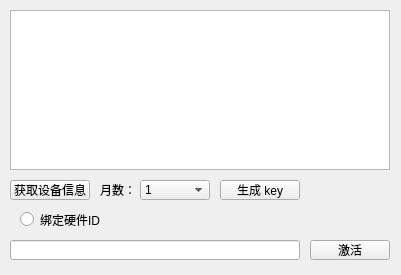
First picture: the form in mainwindow.ui, repository lucky-billy/Registry_control, before the edit.
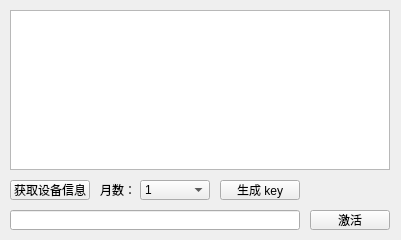
Second picture: the form after the edit.

Patch:
```diff
--- a/mainwindow.ui
+++ b/mainwindow.ui
@@ -7,7 +7,7 @@
     <x>0</x>
     <y>0</y>
     <width>401</width>
-    <height>275</height>
+    <height>240</height>
    </rect>
   </property>
   <property name="windowTitle">
@@ -92,7 +92,7 @@
     <property name="geometry">
      <rect>
       <x>10</x>
-      <y>240</y>
+      <y>210</y>
       <width>290</width>
       <height>20</height>
      </rect>
@@ -105,7 +105,7 @@
     <property name="geometry">
      <rect>
       <x>310</x>
-      <y>240</y>
+      <y>210</y>
       <width>80</width>
       <height>20</height>
      </rect>
@@ -127,19 +127,6 @@
      <string>获取设备信息</string>
     </property>
    </widget>
-   <widget class="QRadioButton" name="radioButton">
-    <property name="geometry">
-     <rect>
-      <x>20</x>
-      <y>210</y>
-      <width>115</width>
-      <height>19</height>
-     </rect>
-    </property>
-    <property name="text">
-     <string>绑定硬件ID</string>
-    </property>
-   </widget>
   </widget>
  </widget>
  <resources/>
```
